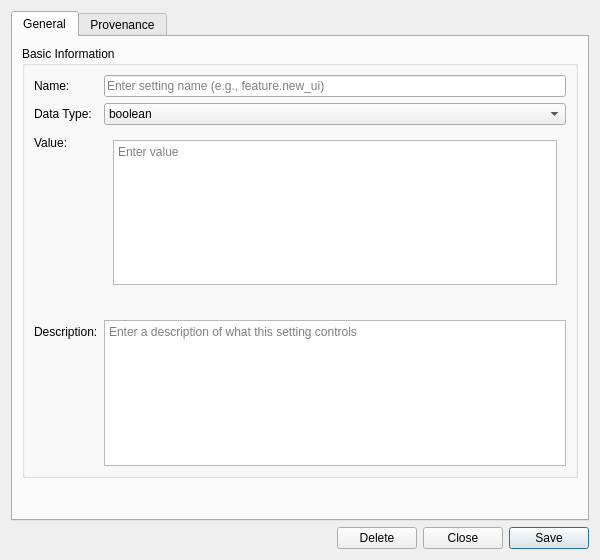
This is projects/ores.qt/ui/SystemSettingDetailDialog.ui in OreStudio/OreStudio as Qt 5 draws it before an edit. The edited form follows.
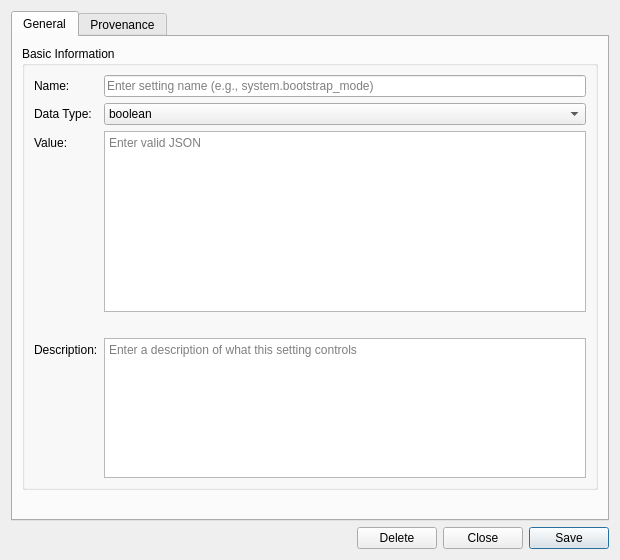
This is the edited form. The open tabs and pages were chosen to show the change. Custom widgets are drawn as their Qt base class.

Commit message: [qt] Add data type selector and value validation to SystemSettingDetailDialog

Patch:
```diff
--- a/projects/ores.qt/ui/SystemSettingDetailDialog.ui
+++ b/projects/ores.qt/ui/SystemSettingDetailDialog.ui
@@ -6,7 +6,7 @@
    <rect>
     <x>0</x>
     <y>0</y>
-    <width>600</width>
+    <width>620</width>
     <height>560</height>
    </rect>
   </property>
@@ -18,7 +18,7 @@
   </property>
   <property name="minimumSize">
    <size>
-    <width>600</width>
+    <width>620</width>
     <height>560</height>
    </size>
   </property>
@@ -52,7 +52,7 @@
           <item row="0" column="1">
            <widget class="QLineEdit" name="nameEdit">
             <property name="placeholderText">
-             <string>Enter setting name (e.g., feature.new_ui)</string>
+             <string>Enter setting name (e.g., system.bootstrap_mode)</string>
             </property>
            </widget>
           </item>
@@ -140,12 +140,9 @@
               </item>
              </layout>
             </widget>
-            <widget class="QWidget" name="textPage">
-             <layout class="QVBoxLayout" name="textPageLayout">
-              <property name="contentsMargins">
-               <number>0</number>
-               <number>0</number>
-               <number>0</number>
+            <widget class="QWidget" name="pageJson">
+             <layout class="QVBoxLayout" name="jsonLayout">
+              <property name="margin">
                <number>0</number>
               </property>
               <item>
@@ -156,14 +153,8 @@
                   <height>80</height>
                  </size>
                 </property>
-                <property name="maximumSize">
-                 <size>
-                  <width>16777215</width>
-                  <height>150</height>
-                 </size>
-                </property>
                 <property name="placeholderText">
-                 <string>Enter value</string>
+                 <string>Enter valid JSON</string>
                 </property>
                </widget>
               </item>
@@ -177,7 +168,7 @@
              <string/>
             </property>
             <property name="styleSheet">
-             <string>color: gray; font-style: italic;</string>
+             <string>color: #888888; font-style: italic;</string>
             </property>
            </widget>
           </item>
```
Left out of the diff: 20 changed lines with no effect on the pictures. The commit also changes 2 other files.
